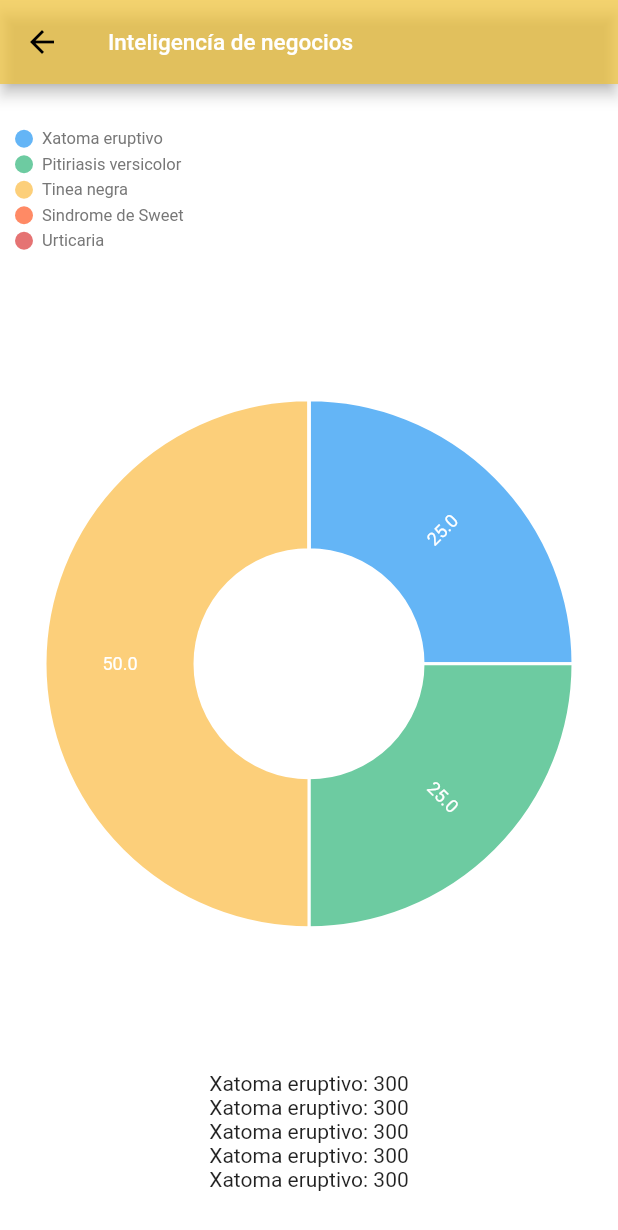
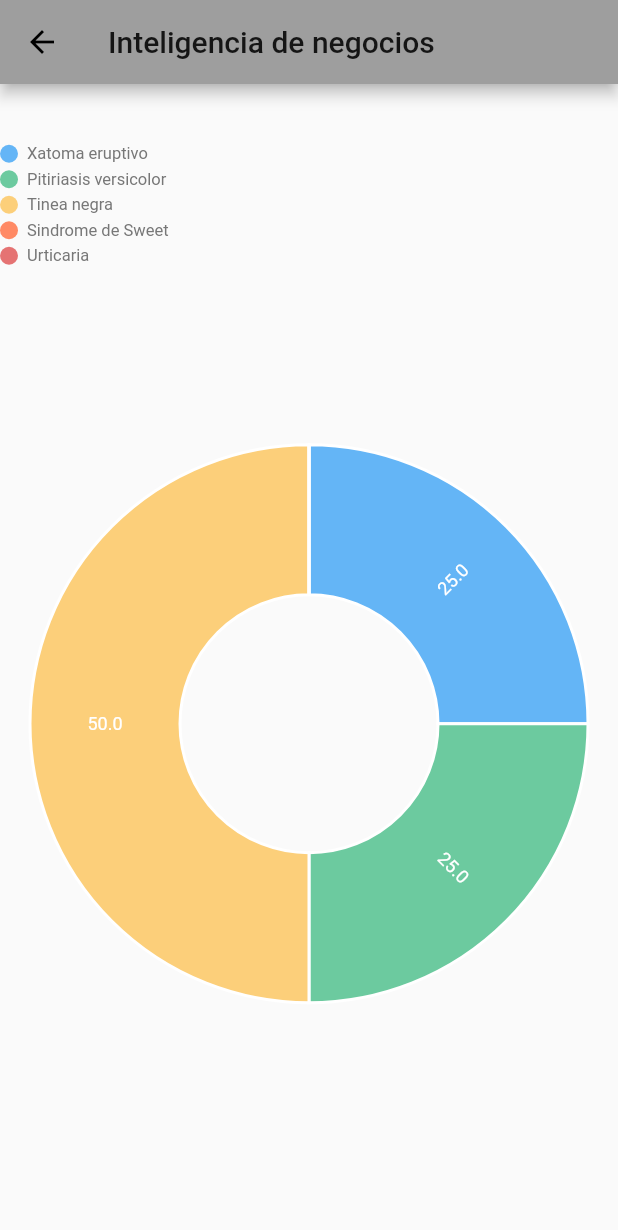
Before and after one commit to arrecis59/ui-client, a Flutter app: the BiPage screen opened directly, on a phone screen of 412 x 824 dp. Shown: the top 1230 px of the screen. Run offline on Flutter 3.47's test engine with Material 2 defaults, Android fonts, the phone set to English and light mode, and no system bars; our stand-ins replace charts_flutter, geolocator, image_picker, shared_preferences; missing offline and left inert: mime_type; accounts and stored records are empty; Roboto replaces fonts that are missing (Georgia); statements that could not run were skipped.

Commit message:
version 2 chart

```diff
--- a/lib/src/pages/bi_page.dart
+++ b/lib/src/pages/bi_page.dart
@@ -1,6 +1,5 @@
 import 'package:flutter/material.dart';
 import 'package:charts_flutter/flutter.dart' as charts;
-import 'package:ui_client/src/providers/metricas_provider.dart';
 
 class BiPage extends StatefulWidget {
   BiPage({Key key}) : super(key: key);
@@ -11,187 +10,52 @@ class BiPage extends StatefulWidget {
 
 class _BiPageState extends State<BiPage> {
 
-  bool inicial = true;
-  bool comunes = false;
-  bool ubicacion = false;
-  bool rendimiento = false;
+  List<charts.Series<Enfermedad,String>> _seriesPieData;
 
-  List<charts.Series<Task,String>> _seriesPieData;
 
-  MetricasProvider metriProv = MetricasProvider();
+  var pieData = [
+      Enfermedad('Xatoma eruptivo', 25.0, Colors.blue.shade300),
+      Enfermedad('Pitiriasis versicolor', 25.0, Color.fromRGBO(47, 181, 121, 0.7)),
+      Enfermedad('Tinea negra', 50.0, Color.fromRGBO(252, 202, 108, 0.9)),
+      Enfermedad('Sindrome de Sweet', 0.0, Colors.deepOrange.shade300),
+      Enfermedad('Urticaria', 0.0, Colors.red.shade300),
+  ];
 
-  // @override
-  // void initState(){
-  //   super.initState();
-  //   _seriesPieData = List<charts.Series<Task,String>>();
-  // }
 
   @override
   Widget build(BuildContext context) {
 
-     _seriesPieData = List<charts.Series<Task,String>>();
+    _seriesPieData = List<charts.Series<Enfermedad,String>>();
 
-    _abc();
-    _generateData();
+    _seriesPieData.add(
+      charts.Series(
+        data: pieData,
+        domainFn: (Enfermedad task, _) => task.nombre,
+        measureFn:  (Enfermedad task, _) => task.valor,
+        colorFn:  (Enfermedad task, _) => charts.ColorUtil.fromDartColor(task.color),
+        id: 'Daily task',
+        labelAccessorFn: (Enfermedad row, _) => '${row.valor}'
+      )
+    );
 
     return Scaffold(
-      backgroundColor: Colors.white,
       appBar: AppBar(
-        title: Text(
-          'Inteligencía de negocios',
-          style: TextStyle(color: Colors.white, fontSize: 15.0),
+        title: Text('Inteligencia de negocios'),
       ),
-        backgroundColor: Color.fromRGBO(242, 195, 53, 0.7),
-      ),
-      body: _detectarVista()
+      body: pieChart(),
     );
-  }
-
-  Widget _detectarVista(){
-    Widget vista = Container();
-
-    if(inicial){
-      vista = _vistaPie();
-    }
-
-    return vista;
 
 }
 
-  Widget _vistaInicial() {
-    return Container(
-      width: MediaQuery.of(context).size.width,
-      child: SingleChildScrollView(
-        child: Column(
-          children: <Widget>[
+
+Widget pieChart(){
+  return
     Container(
-              width: MediaQuery.of(context).size.width / 1.15,
-              padding: EdgeInsets.all(30.0),
-              margin: EdgeInsets.symmetric(vertical: 20.0),
-              decoration: BoxDecoration(color: Colors.white, boxShadow: [
-                BoxShadow(
-                    color: Color.fromRGBO(185, 194, 194, 0.8),
-                    blurRadius: 20.0,
-                    offset: Offset(0, 10.0))
-              ]),
-              child: Column(
-                children: <Widget>[
-                  Column(
-                    children: <Widget>[
-                      Text(
-                        'Enfermedades más comunes',
-                        textAlign: TextAlign.center,
-                        style: TextStyle(
-                            fontSize: 15.0, fontWeight: FontWeight.w500),
-                      ),
-                      SizedBox(
-                        height: 15.0,
-                      ),
-                      Text(
-                        'Según los 5 tipos de enfermedad comparados con los análisis realizados',
-                        textAlign: TextAlign.center,
-                        style: TextStyle(
-                          fontSize: 15.0,
-                          fontWeight: FontWeight.w300,
-                          color: Color.fromRGBO(63, 66, 66, 0.8),
-                        ),
-                      ),
-                    ],
-                  ),
-                ],
-              ),
-            ),
-            Container(
-              width: MediaQuery.of(context).size.width / 1.15,
-              padding: EdgeInsets.all(30.0),
-              margin: EdgeInsets.symmetric(vertical: 20.0),
-              decoration: BoxDecoration(color: Colors.white, boxShadow: [
-                BoxShadow(
-                    color: Color.fromRGBO(185, 194, 194, 0.8),
-                    blurRadius: 20.0,
-                    offset: Offset(0, 10.0))
-              ]),
-              child: Column(
-                children: <Widget>[
-                  Column(
-                    children: <Widget>[
-                      Text(
-                        'Ubicación según enfermedad',
-                        textAlign: TextAlign.center,
-                        style: TextStyle(
-                            fontSize: 15.0, fontWeight: FontWeight.w500),
-                      ),
-                      SizedBox(
-                        height: 15.0,
-                      ),
-                      Text(
-                        'Ubicaciones en donde afectan más cierta enfermedad',
-                        textAlign: TextAlign.center,
-                        style: TextStyle(
-                          fontSize: 15.0,
-                          fontWeight: FontWeight.w300,
-                          color: Color.fromRGBO(63, 66, 66, 0.8),
-                        ),
-                      ),
-                    ],
-                  ),
-                ],
-              ),
-            ),
-            Container(
-              width: MediaQuery.of(context).size.width / 1.15,
-              padding: EdgeInsets.all(30.0),
-              margin: EdgeInsets.symmetric(vertical: 20.0),
-              decoration: BoxDecoration(color: Colors.white, boxShadow: [
-                BoxShadow(
-                    color: Color.fromRGBO(185, 194, 194, 0.56),
-                    blurRadius: 20.0,
-                    offset: Offset(0, 10.0))
-              ]),
-              child: Column(
-                children: <Widget>[
-                  Column(
-                    children: <Widget>[
-                      Text(
-                        'Rendimiento de la detección',
-                        textAlign: TextAlign.center,
-                        style: TextStyle(
-                            fontSize: 15.0, fontWeight: FontWeight.w500),
-                      ),
-                      SizedBox(
-                        height: 15.0,
-                      ),
-                      Text(
-                        'Redimiento del algoritmo al detectar una efermedad',
-                        textAlign: TextAlign.center,
-                        style: TextStyle(
-                          fontSize: 15.0,
-                          fontWeight: FontWeight.w300,
-                          color: Color.fromRGBO(63, 66, 66, 0.6),
-                        ),
-                      ),
-                    ],
-                  ),
-                ],
-              ),
-            ),
-          ],
-        ),
-      ),
-    );
-  }
-
-  Widget _vistaPie(){
-    return Padding(
-      padding: EdgeInsets.symmetric(vertical: 30.0, horizontal: 10.0),
-      child: Center(
-        child: Column(
-          children: <Widget>[
-            Flexible(
+      padding: EdgeInsets.symmetric(vertical: 40.0),
       child: charts.PieChart(
         _seriesPieData,
         animate: true,
-              animationDuration: Duration(milliseconds: 2500),
+        animationDuration: Duration(milliseconds: 1100),
           behaviors: [
             charts.DatumLegend(
               outsideJustification: charts.OutsideJustification.endDrawArea,
@@ -214,54 +78,15 @@ class _BiPageState extends State<BiPage> {
           ]
         ),
       ),
-            ),
-            Text('Xatoma eruptivo: 300'),
-            Text('Xatoma eruptivo: 300'),
-            Text('Xatoma eruptivo: 300'),
-            Text('Xatoma eruptivo: 300'),
-            Text('Xatoma eruptivo: 300'),
-          ],
-        ),
-      ),
     );
   }
-
-  _generateData(){
-
-    var pieData = [
-      Task('Xatoma eruptivo', 25.0, Colors.blue.shade300),
-      Task('Pitiriasis versicolor', 25.0, Color.fromRGBO(47, 181, 121, 0.7)),
-      Task('Tinea negra', 50.0, Color.fromRGBO(252, 202, 108, 0.9)),
-      Task('Sindrome de Sweet', 0.0, Colors.deepOrange.shade300),
-      Task('Urticaria', 0.0, Colors.red.shade300),
-    ];
-
-    _seriesPieData.add(
-      charts.Series(
-        data: pieData,
-        domainFn: (Task task, _) => task.task,
-        measureFn:  (Task task, _) => task.taskValue,
-        colorFn:  (Task task, _) => charts.ColorUtil.fromDartColor(task.colorval),
-        id: 'Daily task',
-        labelAccessorFn: (Task row, _) => '${row.taskValue}'
-      ),
-    );
-  }
-
-  _abc() async{
-    final res = await metriProv.obtenerMetricaEnfermedades();
-    print(res);
-
 }
 
 
+class Enfermedad{
+  String nombre;
+  double valor;
+  Color color;
+
+  Enfermedad(this.nombre, this.valor, this.color);
 }
-
-class Task{
-  String task;
-  double taskValue;
-  Color colorval;
-
-  Task(this.task, this.taskValue, this.colorval);
-
-}
```
Lines whose indentation alone changed are shown as unchanged.
